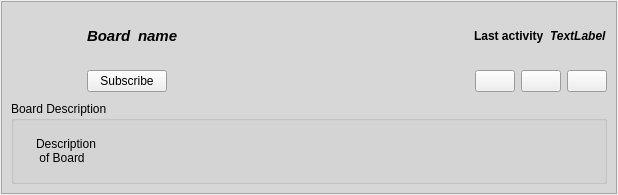
This is retroshare-gui/src/gui/feeds/PostedGroupItem.ui in RetroShare/RetroShare as Qt 5 draws it before an edit. The edited form follows.
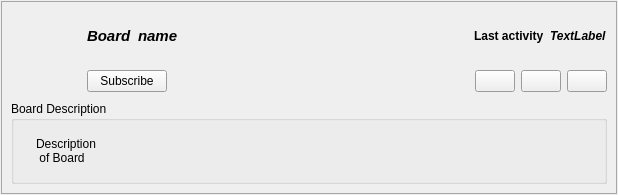
This is the edited form. Icons and pictures are not drawn.

```diff
--- a/retroshare-gui/src/gui/feeds/PostedGroupItem.ui
+++ b/retroshare-gui/src/gui/feeds/PostedGroupItem.ui
@@ -123,7 +123,7 @@
       </palette>
      </property>
      <property name="autoFillBackground">
-      <bool>true</bool>
+      <bool>false</bool>
      </property>
      <property name="frameShape">
       <enum>QFrame::StyledPanel</enum>
```
